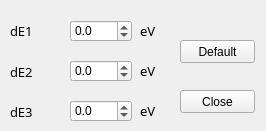
Above: sui_de.ui from Lizsinta/mrmc_main before the change. Below: the same form after it.
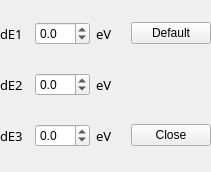
That is the form after the change.

Commit message: de realtime conf

```diff
--- a/sui_de.ui
+++ b/sui_de.ui
@@ -6,47 +6,31 @@
    <rect>
     <x>0</x>
     <y>0</y>
-    <width>266</width>
-    <height>131</height>
+    <width>211</width>
+    <height>172</height>
    </rect>
   </property>
+  <property name="minimumSize">
+   <size>
+    <width>211</width>
+    <height>172</height>
+   </size>
+  </property>
   <property name="windowTitle">
    <string>Form</string>
   </property>
-  <widget class="QDoubleSpinBox" name="de1SpinBox">
+  <widget class="QWidget" name="horizontalLayoutWidget">
    <property name="geometry">
     <rect>
-     <x>70</x>
-     <y>20</y>
-     <width>62</width>
-     <height>22</height>
+     <x>0</x>
+     <y>0</y>
+     <width>211</width>
+     <height>171</height>
     </rect>
    </property>
-   <property name="decimals">
-    <number>1</number>
-   </property>
-   <property name="minimum">
-    <double>-99.000000000000000</double>
-   </property>
-   <property name="maximum">
-    <double>99.000000000000000</double>
-   </property>
-   <property name="singleStep">
-    <double>1.000000000000000</double>
-   </property>
-   <property name="stepType">
-    <enum>QAbstractSpinBox::AdaptiveDecimalStepType</enum>
-   </property>
-  </widget>
+   <layout class="QGridLayout" name="gridLayout">
+    <item row="2" column="1">
   <widget class="QDoubleSpinBox" name="de2SpinBox">
-   <property name="geometry">
-    <rect>
-     <x>70</x>
-     <y>60</y>
-     <width>62</width>
-     <height>22</height>
-    </rect>
-   </property>
    <property name="decimals">
     <number>1</number>
    </property>
@@ -66,15 +50,34 @@
     <double>0.000000000000000</double>
    </property>
   </widget>
+    </item>
+    <item row="3" column="1">
   <widget class="QDoubleSpinBox" name="de3SpinBox">
-   <property name="geometry">
-    <rect>
-     <x>70</x>
-     <y>100</y>
-     <width>62</width>
-     <height>22</height>
-    </rect>
-   </property>
+      <property name="decimals">
+       <number>1</number>
+      </property>
+      <property name="minimum">
+       <double>-99.000000000000000</double>
+      </property>
+      <property name="maximum">
+       <double>99.000000000000000</double>
+      </property>
+      <property name="singleStep">
+       <double>0.100000000000000</double>
+      </property>
+      <property name="stepType">
+       <enum>QAbstractSpinBox::DefaultStepType</enum>
+      </property>
+     </widget>
+    </item>
+    <item row="1" column="1">
+     <widget class="QDoubleSpinBox" name="de1SpinBox">
+      <property name="sizePolicy">
+       <sizepolicy hsizetype="Minimum" vsizetype="Fixed">
+        <horstretch>0</horstretch>
+        <verstretch>0</verstretch>
+       </sizepolicy>
+      </property>
    <property name="decimals">
     <number>1</number>
    </property>
@@ -88,18 +91,25 @@
     <double>1.000000000000000</double>
    </property>
    <property name="stepType">
-    <enum>QAbstractSpinBox::AdaptiveDecimalStepType</enum>
-   </property>
-  </widget>
+       <enum>QAbstractSpinBox::DefaultStepType</enum>
+      </property>
+     </widget>
+    </item>
+    <item row="3" column="0">
+     <widget class="QLabel" name="de3Label">
+      <property name="font">
+       <font>
+        <family>AcadEref</family>
+        <pointsize>10</pointsize>
+       </font>
+      </property>
+      <property name="text">
+       <string>dE3</string>
+      </property>
+     </widget>
+    </item>
+    <item row="1" column="0">
   <widget class="QLabel" name="de1Label">
-   <property name="geometry">
-    <rect>
-     <x>10</x>
-     <y>20</y>
-     <width>54</width>
-     <height>21</height>
-    </rect>
-   </property>
    <property name="font">
     <font>
      <family>AcadEref</family>
@@ -113,15 +123,57 @@
     <set>Qt::AlignLeading|Qt::AlignLeft|Qt::AlignVCenter</set>
    </property>
   </widget>
+    </item>
+    <item row="3" column="2">
+     <widget class="QLabel" name="ev3Label">
+      <property name="font">
+       <font>
+        <family>AcadEref</family>
+        <pointsize>10</pointsize>
+       </font>
+      </property>
+      <property name="text">
+       <string>eV</string>
+      </property>
+      <property name="alignment">
+       <set>Qt::AlignLeading|Qt::AlignLeft|Qt::AlignVCenter</set>
+      </property>
+     </widget>
+    </item>
+    <item row="2" column="2">
+     <widget class="QLabel" name="ev2Label">
+      <property name="font">
+       <font>
+        <family>AcadEref</family>
+        <pointsize>10</pointsize>
+       </font>
+      </property>
+      <property name="text">
+       <string>eV</string>
+      </property>
+      <property name="alignment">
+       <set>Qt::AlignLeading|Qt::AlignLeft|Qt::AlignVCenter</set>
+      </property>
+     </widget>
+    </item>
+    <item row="1" column="2">
+     <widget class="QLabel" name="ev1Label">
+      <property name="font">
+       <font>
+        <family>AcadEref</family>
+        <pointsize>10</pointsize>
+       </font>
+      </property>
+      <property name="text">
+       <string>eV</string>
+      </property>
+      <property name="alignment">
+       <set>Qt::AlignLeading|Qt::AlignLeft|Qt::AlignVCenter</set>
+      </property>
+     </widget>
+    </item>
+    <item row="2" column="0">
   <widget class="QLabel" name="de2Label">
-   <property name="geometry">
-    <rect>
-     <x>10</x>
-     <y>62</y>
-     <width>54</width>
-     <height>20</height>
-    </rect>
-   </property>
    <property name="font">
     <font>
      <family>AcadEref</family>
@@ -132,116 +184,22 @@
     <string>dE2</string>
    </property>
   </widget>
-  <widget class="QLabel" name="de3Label">
-   <property name="geometry">
-    <rect>
-     <x>10</x>
-     <y>102</y>
-     <width>54</width>
-     <height>20</height>
-    </rect>
-   </property>
-   <property name="font">
-    <font>
-     <family>AcadEref</family>
-     <pointsize>10</pointsize>
-    </font>
-   </property>
-   <property name="text">
-    <string>dE3</string>
-   </property>
-  </widget>
-  <widget class="QLabel" name="ev1Label">
-   <property name="geometry">
-    <rect>
-     <x>140</x>
-     <y>20</y>
-     <width>21</width>
-     <height>21</height>
-    </rect>
-   </property>
-   <property name="font">
-    <font>
-     <family>AcadEref</family>
-     <pointsize>10</pointsize>
-    </font>
-   </property>
-   <property name="text">
-    <string>eV</string>
-   </property>
-   <property name="alignment">
-    <set>Qt::AlignLeading|Qt::AlignLeft|Qt::AlignVCenter</set>
-   </property>
-  </widget>
-  <widget class="QLabel" name="ev2Label">
-   <property name="geometry">
-    <rect>
-     <x>140</x>
-     <y>60</y>
-     <width>21</width>
-     <height>21</height>
-    </rect>
-   </property>
-   <property name="font">
-    <font>
-     <family>AcadEref</family>
-     <pointsize>10</pointsize>
-    </font>
-   </property>
-   <property name="text">
-    <string>eV</string>
-   </property>
-   <property name="alignment">
-    <set>Qt::AlignLeading|Qt::AlignLeft|Qt::AlignVCenter</set>
-   </property>
-  </widget>
-  <widget class="QLabel" name="ev3Label">
-   <property name="geometry">
-    <rect>
-     <x>140</x>
-     <y>100</y>
-     <width>21</width>
-     <height>21</height>
-    </rect>
-   </property>
-   <property name="font">
-    <font>
-     <family>AcadEref</family>
-     <pointsize>10</pointsize>
-    </font>
-   </property>
-   <property name="text">
-    <string>eV</string>
-   </property>
-   <property name="alignment">
-    <set>Qt::AlignLeading|Qt::AlignLeft|Qt::AlignVCenter</set>
-   </property>
-  </widget>
-  <widget class="QPushButton" name="closeButton">
-   <property name="geometry">
-    <rect>
-     <x>180</x>
-     <y>90</y>
-     <width>75</width>
-     <height>23</height>
-    </rect>
-   </property>
-   <property name="text">
-    <string>Close</string>
-   </property>
-  </widget>
+    </item>
+    <item row="1" column="3">
   <widget class="QPushButton" name="defaultButton">
-   <property name="geometry">
-    <rect>
-     <x>180</x>
-     <y>40</y>
-     <width>75</width>
-     <height>23</height>
-    </rect>
-   </property>
    <property name="text">
     <string>Default</string>
    </property>
+     </widget>
+    </item>
+    <item row="3" column="3">
+     <widget class="QPushButton" name="closeButton">
+      <property name="text">
+       <string>Close</string>
+      </property>
+     </widget>
+    </item>
+   </layout>
   </widget>
  </widget>
  <resources/>
```
Left out of the diff: 6 changed lines with no effect on the pictures. Lines whose indentation alone changed are shown as unchanged. The commit also changes 1 other file.
